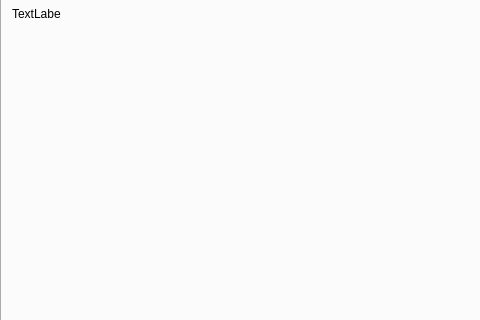
Above: ProjectIF/mainwindow.ui from RukasuDesuu/ProjectIF-3SEM before the change; both pictures show x 0 to 480 and y 0 to 320 of the 800 by 600 pixel window. Below: the same form after it.
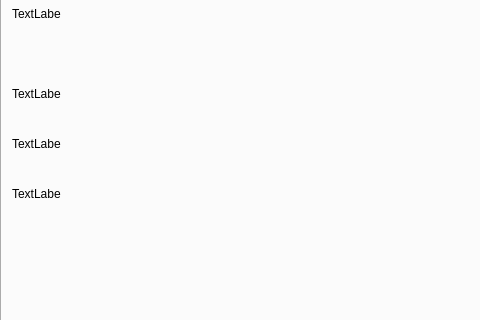
That is the form after the change. The open tabs and pages were chosen to show the change.

Commit message: uns label

```diff
--- a/ProjectIF/mainwindow.ui
+++ b/ProjectIF/mainwindow.ui
@@ -309,6 +309,45 @@
        <string>TextLabel</string>
       </property>
      </widget>
+     <widget class="QLabel" name="label_3">
+      <property name="geometry">
+       <rect>
+        <x>10</x>
+        <y>100</y>
+        <width>49</width>
+        <height>16</height>
+       </rect>
+      </property>
+      <property name="text">
+       <string>TextLabel</string>
+      </property>
+     </widget>
+     <widget class="QLabel" name="label_4">
+      <property name="geometry">
+       <rect>
+        <x>10</x>
+        <y>150</y>
+        <width>49</width>
+        <height>16</height>
+       </rect>
+      </property>
+      <property name="text">
+       <string>TextLabel</string>
+      </property>
+     </widget>
+     <widget class="QLabel" name="label_5">
+      <property name="geometry">
+       <rect>
+        <x>10</x>
+        <y>200</y>
+        <width>49</width>
+        <height>16</height>
+       </rect>
+      </property>
+      <property name="text">
+       <string>TextLabel</string>
+      </property>
+     </widget>
     </widget>
    </widget>
   </widget>
```
Left out of the diff: 2 changed lines with no effect on the pictures. The commit also changes 7 other files.
